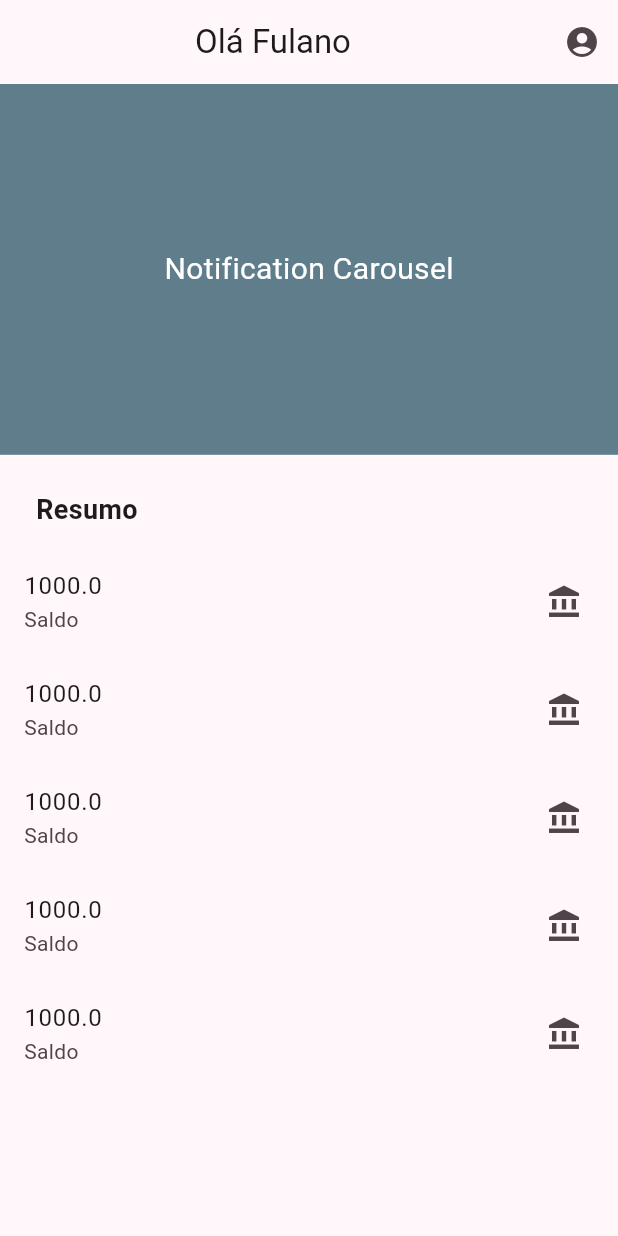
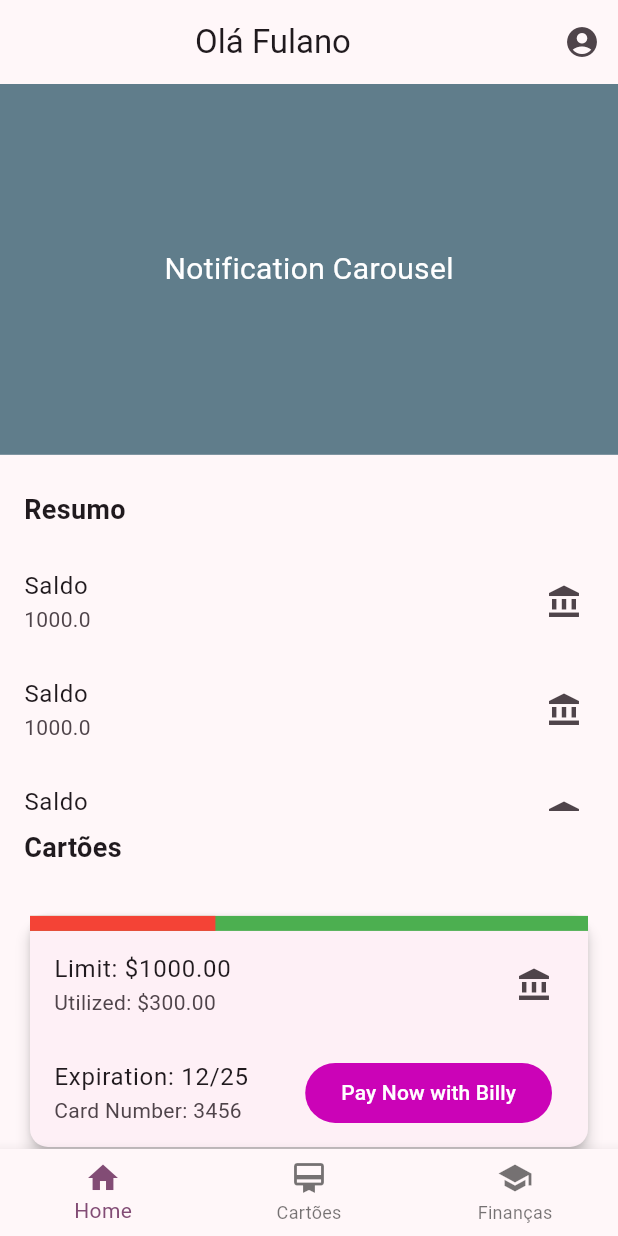
Before and after one commit to Guivinicius362/fiap_billy, a Flutter app: the HomeScreen screen opened directly, on a phone screen of 412 x 824 dp. Run offline on Flutter 3.47's test engine with Material 2 defaults, Android fonts, the phone set to English and light mode, and no system bars; our stand-ins replace get_it.

```diff
--- a/lib/features/home/home_screen.dart
+++ b/lib/features/home/home_screen.dart
@@ -1,94 +1,47 @@
+import 'package:billy/features/finance/finance_screen.dart';
+import 'package:billy/features/home/main_screen.dart';
 import 'package:flutter/material.dart';
 
-void main() => runApp(HomeScreenApp());
-
-class HomeScreenApp extends StatelessWidget {
+class HomeScreen extends StatefulWidget {
   @override
-  Widget build(BuildContext context) {
-    return MaterialApp(
-      home: HomeScreen(),
-    );
-  }
+  _HomeScreenState createState() => _HomeScreenState();
 }
 
-class HomeScreen extends StatelessWidget {
-  final String username = "Fulano"; // Replace with the actual username
+class _HomeScreenState extends State<HomeScreen> {
+  int _currentIndex = 0;
+
+  List<Widget> _screens = [
+    MainScreen(),
+    MainScreen(),
+    FinancialSummaryScreen(),
+  ];
 
   @override
   Widget build(BuildContext context) {
     return Scaffold(
-      appBar: AppBar(
-        title: Center(child: Text('Olá $username')),
-        actions: [
-          IconButton(
-            icon: Icon(Icons.account_circle),
-            onPressed: () {},
+      body: _screens[_currentIndex],
+      bottomNavigationBar: BottomNavigationBar(
+        currentIndex: _currentIndex,
+        onTap: (index) {
+          setState(() {
+            _currentIndex = index;
+          });
+        },
+        items: [
+          BottomNavigationBarItem(
+            icon: Icon(Icons.home),
+            label: 'Home',
           ),
-        ],
-      ),
-      body: Column(
-        crossAxisAlignment: CrossAxisAlignment.start,
-        children: [
-          Container(
-            height: MediaQuery.of(context).size.height * 0.3,
-            child: NotificationCarousel(), // Custom carousel widget
+          BottomNavigationBarItem(
+            icon: Icon(Icons.card_membership),
+            label: 'Cartões',
           ),
-          SizedBox(height: 24.0),
-          Padding(
-            padding: EdgeInsets.symmetric(horizontal: 24.0),
-            child: Text(
-              'Resumo',
-              style: TextStyle(
-                fontSize: 18.0,
-                fontWeight: FontWeight.bold,
-              ),
-            ),
-          ),
-          SizedBox(height: 12.0),
-          Expanded(
-            child: BankAccountsSummary(), // Custom bank accounts summary widget
+          BottomNavigationBarItem(
+            icon: Icon(Icons.school),
+            label: 'Finanças',
           ),
         ],
       ),
     );
   }
 }
-
-class NotificationCarousel extends StatelessWidget {
-  @override
-  Widget build(BuildContext context) {
-    // Replace this with the actual carousel implementation
-    // For example, you can use the "carousel_slider" package
-    return Container(
-      color: Colors.blueGrey,
-      child: Center(
-        child: Text(
-          'Notification Carousel',
-          style: TextStyle(color: Colors.white, fontSize: 20.0),
-        ),
-      ),
-    );
-  }
-}
-
-class BankAccountsSummary extends StatelessWidget {
-  @override
-  Widget build(BuildContext context) {
-    return ListView.builder(
-      itemCount: 5,
-      itemBuilder: (context, index) {
-        double balance = 1000.00;
-
-        return ListTile(
-          title: Text('$balance'),
-          subtitle: Text('Saldo'),
-          trailing: Column(
-            mainAxisAlignment: MainAxisAlignment.center,
-            crossAxisAlignment: CrossAxisAlignment.end,
-            children: [Icon(Icons.account_balance)],
-          ),
-        );
-      },
-    );
-  }
-}
--- /dev/null
+++ b/lib/features/home/main_screen.dart
@@ -0,0 +1,199 @@
+import 'package:flutter/material.dart';
+
+class MainScreen extends StatelessWidget {
+  final String username = "Fulano"; // Replace with the actual username
+
+  final List<CreditCard> creditCards = [
+    CreditCard(
+      bankName: 'Bank A',
+      cardNumber: '3456',
+      expirationDate: '12/25',
+      limit: 1000.0,
+      utilization: 300.0,
+    ),
+    CreditCard(
+      bankName: 'Bank B',
+      cardNumber: '7654',
+      expirationDate: '09/24',
+      limit: 5000.0,
+      utilization: 2500.0,
+    ),
+  ];
+  @override
+  Widget build(BuildContext context) {
+    return Scaffold(
+      appBar: AppBar(
+        title: Center(child: Text('Olá $username')),
+        actions: [
+          IconButton(
+            icon: Icon(Icons.account_circle),
+            onPressed: () {},
+          ),
+        ],
+      ),
+      body: Column(
+        crossAxisAlignment: CrossAxisAlignment.start,
+        children: [
+          Container(
+            height: MediaQuery.of(context).size.height * 0.3,
+            child: NotificationCarousel(), // Custom carousel widget
+          ),
+          SizedBox(height: 24.0),
+          Padding(
+            padding: EdgeInsets.symmetric(horizontal: 16.0),
+            child: Text(
+              'Resumo',
+              style: TextStyle(
+                fontSize: 18.0,
+                fontWeight: FontWeight.bold,
+              ),
+            ),
+          ),
+          SizedBox(height: 12.0),
+          Expanded(
+            child: BankAccountsSummary(), // Custom bank accounts summary widget
+          ),
+          SizedBox(height: 12.0),
+          Padding(
+            padding: EdgeInsets.symmetric(horizontal: 16.0),
+            child: Text(
+              'Cartões',
+              style: TextStyle(
+                fontSize: 18.0,
+                fontWeight: FontWeight.bold,
+              ),
+            ),
+          ),
+          SizedBox(height: 12.0),
+          Expanded(
+              child: ListView.builder(
+            itemCount: creditCards.length,
+            itemBuilder: (context, index) {
+              return CreditCardItem(creditCard: creditCards[index]);
+            },
+          ))
+        ],
+      ),
+    );
+  }
+}
+
+class NotificationCarousel extends StatelessWidget {
+  @override
+  Widget build(BuildContext context) {
+    // Replace this with the actual carousel implementation
+    // For example, you can use the "carousel_slider" package
+    return Container(
+      color: Colors.blueGrey,
+      child: Center(
+        child: Text(
+          'Notification Carousel',
+          style: TextStyle(color: Colors.white, fontSize: 20.0),
+        ),
+      ),
+    );
+  }
+}
+
+class BankAccountsSummary extends StatelessWidget {
+  @override
+  Widget build(BuildContext context) {
+    return ListView.builder(
+      itemCount: 5,
+      itemBuilder: (context, index) {
+        double balance = 1000.00;
+
+        return ListTile(
+          title: Text('Saldo'),
+          subtitle: Text('$balance'),
+          trailing: Column(
+            mainAxisAlignment: MainAxisAlignment.center,
+            crossAxisAlignment: CrossAxisAlignment.end,
+            children: [Icon(Icons.account_balance)],
+          ),
+        );
+      },
+    );
+  }
+}
+
+class CreditCard {
+  final String bankName;
+  final String cardNumber;
+  final String expirationDate;
+  final double limit;
+  final double utilization;
+
+  CreditCard({
+    required this.bankName,
+    required this.cardNumber,
+    required this.expirationDate,
+    required this.limit,
+    required this.utilization,
+  });
+
+  double get utilizationPercentage {
+    return utilization / limit;
+  }
+}
+
+class CreditCardItem extends StatelessWidget {
+  final CreditCard creditCard;
+
+  CreditCardItem({required this.creditCard});
+
+  @override
+  Widget build(BuildContext context) {
+    print(creditCard.utilizationPercentage);
+
+    return Padding(
+      padding: EdgeInsets.all(16.0),
+      child: Card(
+        elevation: 4.0,
+        child: Column(
+          crossAxisAlignment: CrossAxisAlignment.stretch,
+          children: [
+            Container(
+              height: 10,
+              child: Stack(
+                children: [
+                  Container(
+                    color: Colors.green,
+                    width: creditCard.limit,
+                  ),
+                  Container(
+                    color: Colors.red,
+                    width: creditCard.utilizationPercentage *
+                        MediaQuery.of(context).size.width,
+                  ),
+                ],
+              ),
+            ),
+            ListTile(
+              title: Text('Limit: \$${creditCard.limit.toStringAsFixed(2)}'),
+              subtitle: Text(
+                  'Utilized: \$${creditCard.utilization.toStringAsFixed(2)}'),
+              trailing: Icon(Icons.account_balance),
+            ),
+            ListTile(
+              title: Text('Expiration: ${creditCard.expirationDate}'),
+              subtitle: Text('Card Number: ${creditCard.cardNumber}'),
+              trailing: TextButton(
+                onPressed: () {
+                  // Implement the "Pay Now" functionality here
+                  // Replace with your actual payment logic
+                },
+                style: TextButton.styleFrom(
+                  foregroundColor: Colors.white,
+                  backgroundColor: Color.fromARGB(255, 203, 3, 183),
+                  padding: EdgeInsets.symmetric(horizontal: 24, vertical: 10),
+                ),
+                child: Text('Pay Now with Billy'),
+              ),
+            ),
+          ],
+        ),
+      ),
+    );
+  }
+}
--- a/lib/features/password/password_screen.dart
+++ b/lib/features/password/password_screen.dart
@@ -12,9 +12,6 @@ class _PasswordRecoveryScreenState extends State<PasswordRecoveryScreen> {
   bool _showEmailSection = true;
 
   void _sendEmail() {
-    // TODO: Implement the logic to send the recovery email
-    // Replace this with your actual implementation
-
     setState(() {
       _showEmailSection = false;
     });
```
Also changed, not shown: lib/features/finance/finance_screen.dart (added, +212 -0 lines), lib/main.dart (+8 -3 lines).
